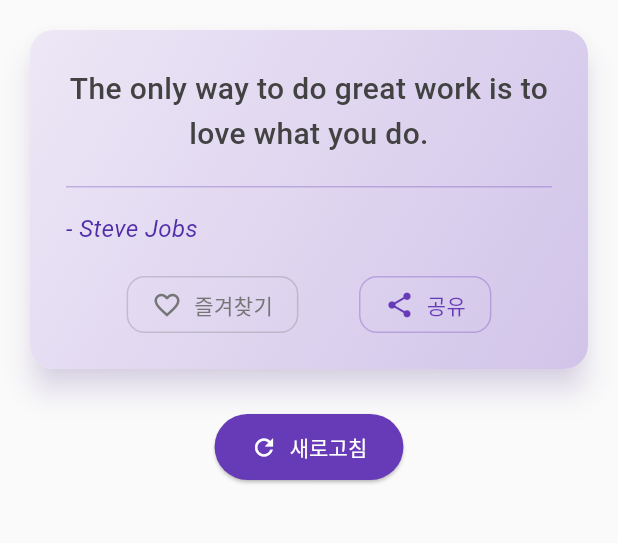
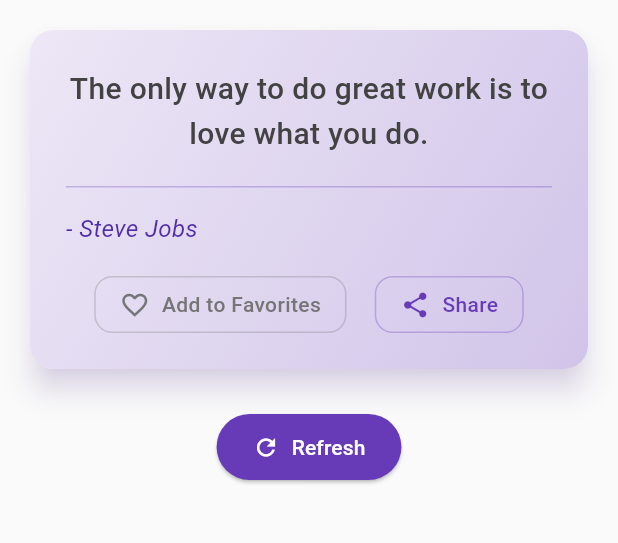
Before and after one commit to roboris-namu/daily_quote_app, a Flutter app: the screen it shows after launch, on a phone screen of 412 x 824 dp, the part 84-627 px from its top. Run offline on Flutter 3.47's test engine with Material 3 defaults, Android fonts, the phone set to English and light mode, and no system bars; our stand-ins replace share_plus, shared_preferences; Roboto replaces fonts that are missing (NotoSans).

Commit message:
feat: add comprehensive multilingual UI support with translation service
- Add translation service for 8 languages (EN, KO, ES, PT, HI, ID, JA, ZH)
- Update all UI components to use translated text
- Add translation files for all supported languages
- Update main.dart to initialize translation service
- Update home_screen.dart with multilingual support
- Update favorites_screen.dart with multilingual support
- Update quote_card.dart with multilingual button labels
- Update language_selector.dart with multilingual language names
- Add assets/translations/ directory with JSON translation files

```diff
--- /dev/null
+++ b/assets/translations/zh.json
@@ -0,0 +1,19 @@
+{
+  "app_title": "每日名言",
+  "refresh": "刷新",
+  "add_to_favorites": "添加到收藏",
+  "remove_from_favorites": "从收藏中移除",
+  "share": "分享",
+  "favorites": "收藏",
+  "home": "首页",
+  "language": "语言",
+  "quote_of_the_day": "今日名言",
+  "no_favorites": "暂无收藏的名言",
+  "added_to_favorites": "已添加到收藏",
+  "removed_from_favorites": "已从收藏中移除",
+  "share_quote": "分享名言",
+  "share_as_text": "以文本分享",
+  "share_as_image": "以图片分享",
+  "cancel": "取消",
+  "ok": "确定"
+}
--- a/lib/main.dart
+++ b/lib/main.dart
@@ -1,8 +1,11 @@
 import 'package:flutter/material.dart';
 import 'screens/home_screen.dart';
+import 'services/translation_service.dart';
 
 /// Daily Quotes 앱의 메인 진입점
-void main() {
+void main() async {
+  WidgetsFlutterBinding.ensureInitialized();
+  await TranslationService.loadTranslations();
   runApp(const DailyQuotesApp());
 }
 
@@ -13,7 +16,7 @@
   @override
   Widget build(BuildContext context) {
     return MaterialApp(
-      title: 'Daily Quotes',
+      title: TranslationService.translate('app_title'),
       debugShowCheckedModeBanner: false,
       theme: ThemeData(
         colorScheme: ColorScheme.fromSeed(seedColor: Colors.deepPurple),
--- a/lib/screens/favorites_screen.dart
+++ b/lib/screens/favorites_screen.dart
@@ -4,6 +4,7 @@
 import '../models/language.dart';
 import '../services/favorites_service.dart';
 import '../services/share_service.dart';
+import '../services/translation_service.dart';
 import '../widgets/quote_card.dart';
 import '../widgets/language_selector.dart';
 
@@ -51,6 +52,8 @@
     setState(() {
       _currentLanguage = language;
     });
+    // 번역 서비스에 언어 변경 알림
+    TranslationService.setLanguage(language.code);
   }
 
   /// 즐겨찾기에서 명언을 제거하는 메서드
@@ -67,9 +70,9 @@
       // 스낵바 표시
       if (mounted) {
         ScaffoldMessenger.of(context).showSnackBar(
-          const SnackBar(
-            content: Text('즐겨찾기에서 제거되었습니다'),
-            duration: Duration(seconds: 2),
+          SnackBar(
+            content: Text(TranslationService.translate('removed_from_favorites')),
+            duration: const Duration(seconds: 2),
           ),
         );
       }
@@ -86,16 +89,16 @@
     final confirmed = await showDialog<bool>(
       context: context,
       builder: (context) => AlertDialog(
-        title: const Text('모든 즐겨찾기 제거'),
-        content: const Text('모든 즐겨찾기를 제거하시겠습니까?'),
+        title: Text(TranslationService.translate('remove_from_favorites')),
+        content: Text(TranslationService.translate('remove_from_favorites')),
         actions: [
           TextButton(
             onPressed: () => Navigator.of(context).pop(false),
-            child: const Text('취소'),
+            child: Text(TranslationService.translate('cancel')),
           ),
           TextButton(
             onPressed: () => Navigator.of(context).pop(true),
-            child: const Text('제거'),
+            child: Text(TranslationService.translate('remove_from_favorites')),
           ),
         ],
       ),
@@ -110,9 +113,9 @@
 
         if (mounted) {
           ScaffoldMessenger.of(context).showSnackBar(
-            const SnackBar(
-              content: Text('모든 즐겨찾기가 제거되었습니다'),
-              duration: Duration(seconds: 2),
+            SnackBar(
+              content: Text(TranslationService.translate('removed_from_favorites')),
+              duration: const Duration(seconds: 2),
             ),
           );
         }
@@ -125,9 +128,9 @@
     return Scaffold(
       backgroundColor: Colors.grey[50],
       appBar: AppBar(
-        title: const Text(
-          '즐겨찾기',
-          style: TextStyle(
+        title: Text(
+          TranslationService.translate('favorites'),
+          style: const TextStyle(
             fontWeight: FontWeight.bold,
             color: Colors.white,
           ),
@@ -166,7 +169,7 @@
                       ),
                       const SizedBox(height: 16),
                       Text(
-                        '즐겨찾기된 명언이 없습니다',
+                        TranslationService.translate('no_favorites'),
                         style: TextStyle(
                           fontSize: 18,
                           color: Colors.grey[600],
@@ -174,7 +177,7 @@
                       ),
                       const SizedBox(height: 8),
                       Text(
-                        '하트 버튼을 눌러 명언을 즐겨찾기에 추가해보세요',
+                        TranslationService.translate('no_favorites'),
                         style: TextStyle(
                           fontSize: 14,
                           color: Colors.grey[500],
--- a/lib/screens/home_screen.dart
+++ b/lib/screens/home_screen.dart
@@ -5,6 +5,7 @@
 import '../services/quote_service.dart';
 import '../services/favorites_service.dart';
 import '../services/share_service.dart';
+import '../services/translation_service.dart';
 import '../widgets/quote_card.dart';
 import '../widgets/language_selector.dart';
 import 'favorites_screen.dart';
@@ -73,6 +74,8 @@
     setState(() {
       _currentLanguage = language;
     });
+    // 번역 서비스에 언어 변경 알림
+    TranslationService.setLanguage(language.code);
   }
 
   /// 즐겨찾기를 토글하는 메서드
@@ -92,7 +95,9 @@
           ScaffoldMessenger.of(context).showSnackBar(
             SnackBar(
               content: Text(
-                _isFavorite ? '즐겨찾기에 추가되었습니다' : '즐겨찾기에서 제거되었습니다',
+                _isFavorite
+                  ? TranslationService.translate('added_to_favorites')
+                  : TranslationService.translate('removed_from_favorites'),
               ),
               duration: const Duration(seconds: 2),
             ),
@@ -124,9 +129,9 @@
     return Scaffold(
       backgroundColor: Colors.grey[50],
       appBar: AppBar(
-        title: const Text(
-          'Daily Quotes',
-          style: TextStyle(
+        title: Text(
+          TranslationService.translate('app_title'),
+          style: const TextStyle(
             fontWeight: FontWeight.bold,
             color: Colors.white,
           ),
@@ -164,7 +169,7 @@
                       ),
                       const SizedBox(height: 16),
                       Text(
-                        '명언을 불러올 수 없습니다',
+                        TranslationService.translate('quote_of_the_day'),
                         style: TextStyle(
                           fontSize: 18,
                           color: Colors.grey[600],
@@ -173,7 +178,7 @@
                       const SizedBox(height: 16),
                       ElevatedButton(
                         onPressed: _loadTodaysQuote,
-                        child: const Text('다시 시도'),
+                        child: Text(TranslationService.translate('refresh')),
                       ),
                     ],
                   ),
@@ -198,7 +203,7 @@
                         ElevatedButton.icon(
                           onPressed: _loadTodaysQuote,
                           icon: const Icon(Icons.refresh),
-                          label: const Text('새로고침'),
+                          label: Text(TranslationService.translate('refresh')),
                           style: ElevatedButton.styleFrom(
                             backgroundColor: Colors.deepPurple,
                             foregroundColor: Colors.white,
--- /dev/null
+++ b/lib/services/translation_service.dart
@@ -0,0 +1,85 @@
+import 'dart:convert';
+import 'package:flutter/services.dart';
+import 'package:flutter/foundation.dart';
+
+class TranslationService {
+  static final Map<String, Map<String, String>> _translations = {};
+  static String _currentLanguage = 'en';
+
+  // 현재 언어 설정
+  static void setLanguage(String languageCode) {
+    _currentLanguage = languageCode;
+  }
+
+  // 현재 언어 가져오기
+  static String get currentLanguage => _currentLanguage;
+
+  // 번역 파일 로드
+  static Future<void> loadTranslations() async {
+    final languages = ['en', 'ko', 'es', 'pt', 'hi', 'id', 'ja', 'zh'];
+
+    for (String lang in languages) {
+      try {
+        final String jsonString = await rootBundle.loadString('assets/translations/$lang.json');
+        final Map<String, dynamic> jsonMap = json.decode(jsonString);
+        _translations[lang] = jsonMap.map((key, value) => MapEntry(key, value.toString()));
+      } catch (e) {
+        debugPrint('Error loading translation for $lang: $e');
+        // 영어를 기본값으로 사용
+        if (lang != 'en') {
+          _translations[lang] = _translations['en'] ?? {};
+        }
+      }
+    }
+  }
+
+  // 번역 텍스트 가져오기
+  static String translate(String key) {
+    final translation = _translations[_currentLanguage]?[key];
+    if (translation != null) {
+      return translation;
+    }
+
+    // 현재 언어에 번역이 없으면 영어로 폴백
+    final englishTranslation = _translations['en']?[key];
+    if (englishTranslation != null) {
+      return englishTranslation;
+    }
+
+    // 영어에도 없으면 키 자체를 반환
+    return key;
+  }
+
+  // 모든 지원 언어 목록 가져오기
+  static List<String> get supportedLanguages => ['en', 'ko', 'es', 'pt', 'hi', 'id', 'ja', 'zh'];
+
+  // 언어 이름 가져오기
+  static String getLanguageName(String languageCode) {
+    switch (languageCode) {
+      case 'en': return 'English';
+      case 'ko': return '한국어';
+      case 'es': return 'Español';
+      case 'pt': return 'Português';
+      case 'hi': return 'हिन्दी';
+      case 'id': return 'Bahasa Indonesia';
+      case 'ja': return '日本語';
+      case 'zh': return '中文';
+      default: return 'English';
+    }
+  }
+
+  // 언어 단축 이름 가져오기
+  static String getLanguageShortName(String languageCode) {
+    switch (languageCode) {
+      case 'en': return 'EN';
+      case 'ko': return '한';
+      case 'es': return 'ES';
+      case 'pt': return 'PT';
+      case 'hi': return 'हि';
+      case 'id': return 'ID';
+      case 'ja': return '日';
+      case 'zh': return '中';
+      default: return 'EN';
+    }
+  }
+}
--- a/lib/widgets/language_selector.dart
+++ b/lib/widgets/language_selector.dart
@@ -1,5 +1,6 @@
 import 'package:flutter/material.dart';
 import '../models/language.dart';
+import '../services/translation_service.dart';
 
 /// 언어 선택 위젯
 class LanguageSelector extends StatelessWidget {
@@ -41,7 +42,7 @@
                 style: const TextStyle(fontWeight: FontWeight.bold),
               ),
               const SizedBox(width: 8),
-              Text(language.name),
+              Text(TranslationService.getLanguageName(language.code)),
             ],
           ),
         );
--- a/lib/widgets/quote_card.dart
+++ b/lib/widgets/quote_card.dart
@@ -1,6 +1,7 @@
 import 'package:flutter/material.dart';
 import '../models/quote.dart';
 import '../models/language.dart';
+import '../services/translation_service.dart';
 
 /// 명언을 표시하는 카드 위젯
 class QuoteCard extends StatelessWidget {
@@ -83,7 +84,9 @@
                 // 즐겨찾기 버튼
                 _buildActionButton(
                   icon: isFavorite ? Icons.favorite : Icons.favorite_border,
-                  label: isFavorite ? '즐겨찾기 해제' : '즐겨찾기',
+                  label: isFavorite
+                    ? TranslationService.translate('remove_from_favorites')
+                    : TranslationService.translate('add_to_favorites'),
                   color: isFavorite ? Colors.red : Colors.grey[600]!,
                   onPressed: onFavoriteToggle,
                 ),
@@ -91,7 +94,7 @@
                 // 공유 버튼
                 _buildActionButton(
                   icon: Icons.share,
-                  label: '공유',
+                  label: TranslationService.translate('share'),
                   color: Colors.deepPurple,
                   onPressed: onShare,
                 ),
--- a/pubspec.yaml
+++ b/pubspec.yaml
@@ -61,6 +61,7 @@
   assets:
     - assets/
     - assets/quotes.json
+    - assets/translations/
 
   # An image asset can refer to one or more resolution-specific "variants", see
   # https://flutter.dev/to/resolution-aware-images
```
Also changed, not shown: assets/translations/en.json (added, +19 -0 lines), assets/translations/es.json (added, +19 -0 lines), assets/translations/hi.json (added, +19 -0 lines), assets/translations/id.json (added, +19 -0 lines), assets/translations/ja.json (added, +19 -0 lines), assets/translations/ko.json (added, +19 -0 lines), assets/translations/pt.json (added, +19 -0 lines).
